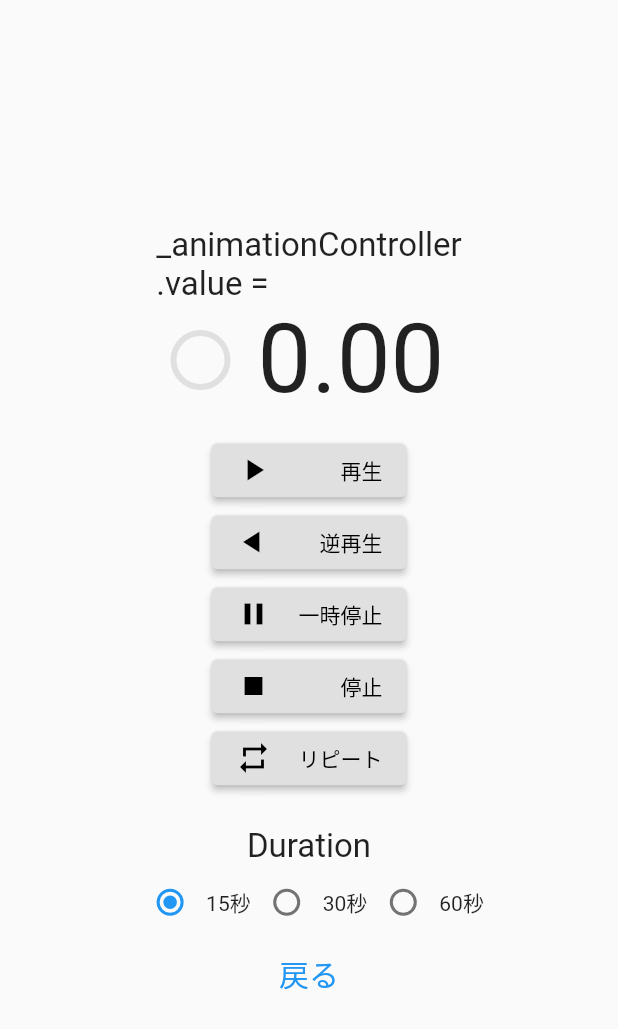
After one commit to yudedako/flutter_study_samples, a Flutter app: the screen it shows after launch, after a tap on "AnimationControllerサンプル", on a phone screen of 412 x 824 dp. The commit adds this screen. Shown: the top 1029 px of the screen. Run offline on Flutter 3.47's test engine with Material 2 defaults, Android fonts, the phone set to English and light mode, and no system bars; our stand-ins replace cached_network_image; network calls fail.

Commit message:
AnimationControllerのサンプルを実装

```diff
--- /dev/null
+++ b/lib/pages/animation_controller_page.dart
@@ -0,0 +1,232 @@
+import 'dart:math' as math;
+import 'dart:ui';
+import 'package:flutter/material.dart';
+
+class AnimationControllerPage extends StatefulWidget {
+  const AnimationControllerPage({
+    Key? key,
+  }) : super(key: key);
+  @override
+  _AnimationControllerPageState createState() =>
+      _AnimationControllerPageState();
+}
+
+class _AnimationControllerPageState extends State<AnimationControllerPage>
+    with SingleTickerProviderStateMixin {
+  late AnimationController _animationController;
+  double _value = 0;
+  int _seconds = 15;
+
+  @override
+  void initState() {
+    super.initState();
+    _animationController = AnimationController(
+      vsync: this,
+      duration: Duration(seconds: _seconds),
+    );
+    _animationController.addListener(() {
+      setState(() {
+        _value = _animationController.value;
+      });
+    });
+  }
+
+  @override
+  void dispose() {
+    _animationController.dispose();
+    super.dispose();
+  }
+
+  void _updateSeconds(int newSeconds) {
+    setState(() {
+      _seconds = newSeconds;
+    });
+    _animationController.duration = Duration(seconds: _seconds);
+  }
+
+  @override
+  Widget build(BuildContext context) {
+    return Scaffold(
+      body: Center(
+        child: Column(
+          mainAxisAlignment: MainAxisAlignment.center,
+          children: [
+            const Text(
+              '_animationController\n.value =',
+              style: TextStyle(
+                fontSize: 22,
+              ),
+            ),
+            Row(
+              mainAxisAlignment: MainAxisAlignment.center,
+              children: [
+                CircularProgressIndicator(
+                  value: _animationController.value,
+                  backgroundColor: Colors.grey[300],
+                ),
+                const SizedBox(
+                  width: 20,
+                ),
+                Text(
+                  _value.toStringAsFixed(2),
+                  style: const TextStyle(
+                    fontSize: 64,
+                    fontFeatures: [
+                      FontFeature.tabularFigures(),
+                    ],
+                  ),
+                ),
+              ],
+            ),
+            const SizedBox(
+              height: 12,
+            ),
+            SizedBox(
+              width: 130,
+              child: ElevatedButton(
+                style: ElevatedButton.styleFrom(
+                  primary: Colors.grey[300],
+                  onPrimary: Colors.black,
+                ),
+                onPressed: _animationController.forward,
+                child: Row(
+                  mainAxisAlignment: MainAxisAlignment.spaceBetween,
+                  children: const [
+                    Icon(Icons.play_arrow),
+                    Text(
+                      '再生',
+                    ),
+                  ],
+                ),
+              ),
+            ),
+            SizedBox(
+              width: 130,
+              child: ElevatedButton(
+                style: ElevatedButton.styleFrom(
+                  primary: Colors.grey[300],
+                  onPrimary: Colors.black,
+                ),
+                onPressed: _animationController.reverse,
+                child: Row(
+                  mainAxisAlignment: MainAxisAlignment.spaceBetween,
+                  children: [
+                    Transform.rotate(
+                      angle: math.pi,
+                      child: const Icon(Icons.play_arrow),
+                    ),
+                    const Text(
+                      '逆再生',
+                    ),
+                  ],
+                ),
+              ),
+            ),
+            SizedBox(
+              width: 130,
+              child: ElevatedButton(
+                style: ElevatedButton.styleFrom(
+                  primary: Colors.grey[300],
+                  onPrimary: Colors.black,
+                ),
+                onPressed: _animationController.stop,
+                child: Row(
+                  mainAxisAlignment: MainAxisAlignment.spaceBetween,
+                  children: [
+                    Transform.rotate(
+                      angle: math.pi,
+                      child: const Icon(Icons.pause),
+                    ),
+                    const Text(
+                      '一時停止',
+                    ),
+                  ],
+                ),
+              ),
+            ),
+            SizedBox(
+              width: 130,
+              child: ElevatedButton(
+                style: ElevatedButton.styleFrom(
+                  primary: Colors.grey[300],
+                  onPrimary: Colors.black,
+                ),
+                onPressed: _animationController.reset,
+                child: Row(
+                  mainAxisAlignment: MainAxisAlignment.spaceBetween,
+                  children: const [
+                    Icon(Icons.stop),
+                    Text(
+                      '停止',
+                    ),
+                  ],
+                ),
+              ),
+            ),
+            SizedBox(
+              width: 130,
+              child: ElevatedButton(
+                style: ElevatedButton.styleFrom(
+                  primary: Colors.grey[300],
+                  onPrimary: Colors.black,
+                ),
+                onPressed: _animationController.repeat,
+                child: Row(
+                  mainAxisAlignment: MainAxisAlignment.spaceBetween,
+                  children: const [
+                    Icon(Icons.repeat),
+                    Text(
+                      'リピート',
+                    ),
+                  ],
+                ),
+              ),
+            ),
+            const SizedBox(
+              height: 22,
+            ),
+            const Text(
+              'Duration',
+              style: TextStyle(
+                fontSize: 22,
+              ),
+            ),
+            Row(
+              mainAxisAlignment: MainAxisAlignment.center,
+              children: <Widget>[
+                Radio<int>(
+                  value: 15,
+                  groupValue: _seconds,
+                  onChanged: (int? newValue) {
+                    _updateSeconds(newValue!);
+                  },
+                ),
+                const Text('15秒'),
+                Radio<int>(
+                  value: 30,
+                  groupValue: _seconds,
+                  onChanged: (int? newValue) {
+                    _updateSeconds(newValue!);
+                  },
+                ),
+                const Text('30秒'),
+                Radio<int>(
+                  value: 60,
+                  groupValue: _seconds,
+                  onChanged: (int? newValue) {
+                    _updateSeconds(newValue!);
+                  },
+                ),
+                const Text('60秒'),
+              ],
+            ),
+            TextButton(
+              onPressed: () => {Navigator.of(context).pop()},
+              child: Text("戻る", style: TextStyle(fontSize: 20)),
+            ),
+          ],
+        ),
+      ),
+    );
+  }
+}
--- a/lib/pages/top_page.dart
+++ b/lib/pages/top_page.dart
@@ -2,6 +2,8 @@ import 'package:flutter/material.dart';
 import 'table_page.dart';
 import 'hero_animation_page.dart';
 import 'transition_page.dart';
+import 'open_container_page.dart';
+import 'animation_controller_page.dart';
 
 class TopPage extends StatelessWidget {
   @override
@@ -23,7 +25,10 @@ class TopPage extends StatelessWidget {
                   ),
                 )
               },
-              child: Text("tableサンプル", style: TextStyle(fontSize: 20)),
+              child: Text(
+                "tableサンプル",
+                style: TextStyle(fontSize: 20),
+              ),
             ),
             TextButton(
               onPressed: () => {
@@ -35,7 +40,10 @@ class TopPage extends StatelessWidget {
                   ),
                 )
               },
-              child: Text("Heroアニメーションサンプル", style: TextStyle(fontSize: 20)),
+              child: Text(
+                "Heroアニメーションサンプル",
+                style: TextStyle(fontSize: 20),
+              ),
             ),
             TextButton(
               onPressed: () => {
@@ -47,7 +55,40 @@ class TopPage extends StatelessWidget {
                   ),
                 )
               },
-              child: Text("遷移時アニメーションサンプル", style: TextStyle(fontSize: 20)),
+              child: Text(
+                "遷移時アニメーションサンプル",
+                style: TextStyle(fontSize: 20),
+              ),
+            ),
+            TextButton(
+              onPressed: () => {
+                Navigator.of(context).push(
+                  MaterialPageRoute(
+                    builder: (context) {
+                      return OpenContainerPage();
+                    },
+                  ),
+                )
+              },
+              child: Text(
+                "animationsパッケージサンプル",
+                style: TextStyle(fontSize: 20),
+              ),
+            ),
+            TextButton(
+              onPressed: () => {
+                Navigator.of(context).push(
+                  MaterialPageRoute(
+                    builder: (context) {
+                      return AnimationControllerPage();
+                    },
+                  ),
+                )
+              },
+              child: Text(
+                "AnimationControllerサンプル",
+                style: TextStyle(fontSize: 20),
+              ),
             ),
           ],
         ),
--- a/pubspec.yaml
+++ b/pubspec.yaml
@@ -35,6 +35,7 @@ dependencies:
   # Use with the CupertinoIcons class for iOS style icons.
   cupertino_icons: ^1.0.2
   cached_network_image: ^3.2.1
+  animations: ^2.0.3
 
 dev_dependencies:
   flutter_test:
```
Also changed, not shown: lib/pages/open_container_page.dart (added, +137 -0 lines), pubspec.lock.
